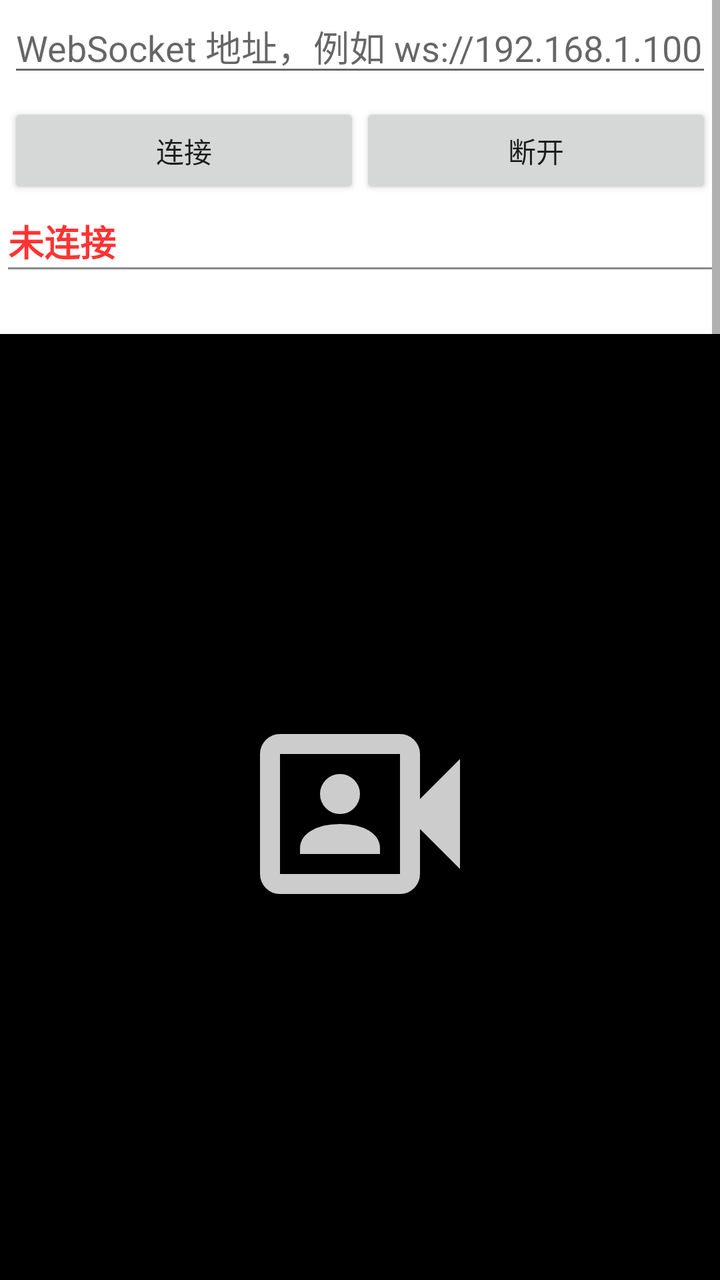
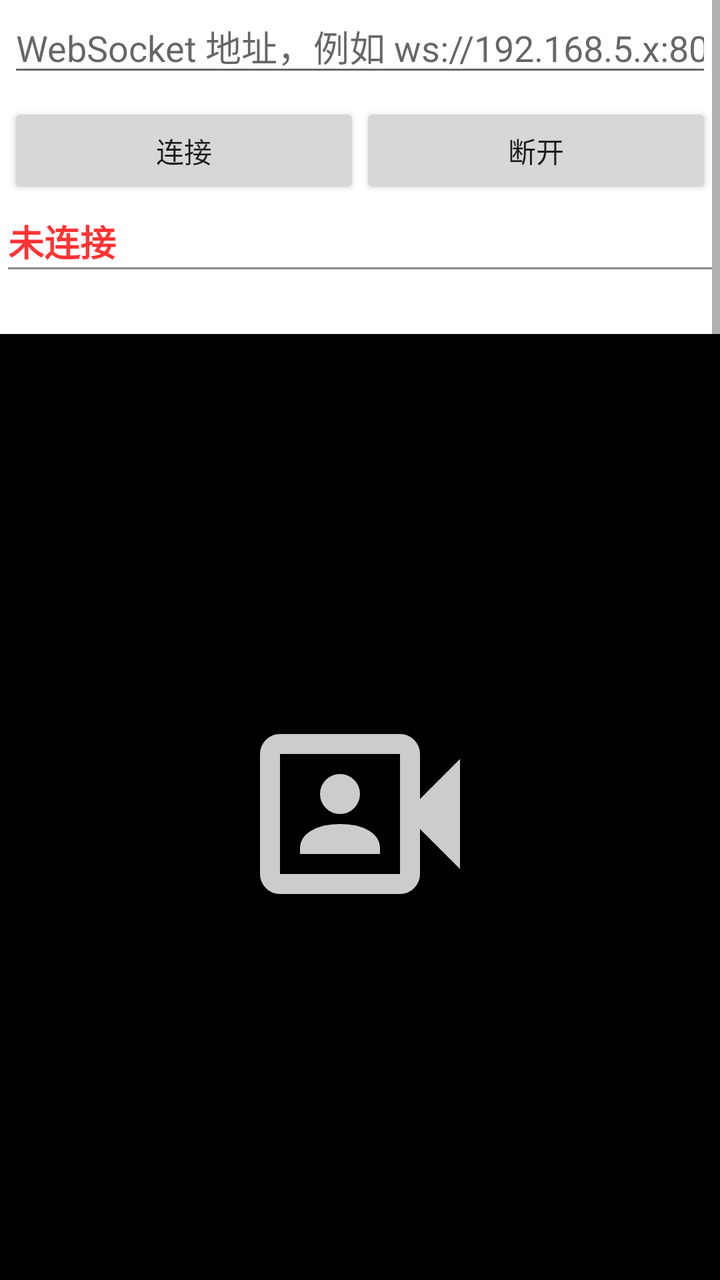

Before-and-after screenshots of an Android layout around one commit, followed by the original layout XML and the change that was made.
<!-- AndroidManifest.xml: activity theme Theme.MyCastDemo -->
<!-- res/layout/activity_receiver.xml -->
<?xml version="1.0" encoding="utf-8"?>
<ScrollView xmlns:android="http://schemas.android.com/apk/res/android"
    xmlns:app="http://schemas.android.com/apk/res-auto"
    xmlns:tools="http://schemas.android.com/tools"
    android:layout_width="match_parent"
    android:layout_height="match_parent"
    android:fillViewport="true"
    tools:ignore="HardcodedText">

    <LinearLayout
        android:layout_width="match_parent"
        android:layout_height="wrap_content"
        android:orientation="vertical">

        <LinearLayout
            android:id="@+id/receiverLeft"
            android:layout_width="match_parent"
            android:layout_height="wrap_content"
            android:background="#ffffff"
            android:orientation="vertical"
            android:paddingStart="4dp"
            android:paddingEnd="4dp"
            app:layout_constraintBottom_toBottomOf="parent"
            app:layout_constraintEnd_toEndOf="@id/receiverGuideline"
            app:layout_constraintStart_toStartOf="parent"
            app:layout_constraintTop_toTopOf="parent">

            <EditText
                android:id="@+id/etUrl"
                android:layout_width="match_parent"
                android:layout_height="wrap_content"
                android:autofillHints=""
                android:hint="WebSocket 地址，例如 ws://192.168.1.100:8080/stream"
                android:inputType="textUri"
                android:maxLines="1" />

            <LinearLayout
                android:layout_width="match_parent"
                android:layout_height="wrap_content"
                android:layout_marginTop="8dp"
                android:orientation="horizontal">

                <Button
                    android:id="@+id/btnConnect"
                    android:layout_width="0dp"
                    android:layout_height="wrap_content"
                    android:layout_weight="1"
                    android:text="连接" />

                <Button
                    android:id="@+id/btnDisconnect"
                    android:layout_width="0dp"
                    android:layout_height="wrap_content"
                    android:layout_weight="1"
                    android:text="断开" />
            </LinearLayout>

            <TextView
                android:id="@+id/tvStatus"
                android:layout_width="match_parent"
                android:layout_height="wrap_content"
                android:layout_marginTop="8dp"
                android:text="未连接"
                android:textColor="#ccff0000"
                android:textSize="18dp"
                android:textStyle="bold"
                tools:ignore="SpUsage" />

            <View
                android:layout_width="match_parent"
                android:layout_height="1dp"
                android:background="#888888" />

            <TextView
                android:id="@+id/tvSizeInfo"
                android:layout_width="match_parent"
                android:layout_height="wrap_content"
                android:layout_marginTop="8dp"
                android:text=""
                android:textSize="18dp"
                tools:ignore="SpUsage" />

        </LinearLayout>

        <FrameLayout
            android:layout_width="match_parent"
            android:layout_height="wrap_content"
            android:orientation="vertical">

            <SurfaceView
                android:id="@+id/surfaceView"
                android:layout_width="match_parent"
                android:layout_height="wrap_content"
                android:keepScreenOn="true"
                app:layout_constraintBottom_toBottomOf="parent"
                app:layout_constraintEnd_toEndOf="parent"
                app:layout_constraintStart_toEndOf="@id/receiverLeft"
                app:layout_constraintTop_toTopOf="parent" />

            <ImageView
                android:id="@+id/surfaceViewPlaceHolder"
                android:layout_width="match_parent"
                android:layout_height="match_parent"
                android:background="#000000"
                android:contentDescription="@null"
                android:padding="180dp"
                android:scaleType="centerCrop"
                android:src="@drawable/ic_camera"
                android:visibility="visible"
                app:layout_constraintBottom_toBottomOf="parent"
                app:layout_constraintEnd_toEndOf="parent"
                app:layout_constraintStart_toEndOf="@id/receiverLeft"
                app:layout_constraintTop_toTopOf="parent" />

        </FrameLayout>

    </LinearLayout>

</ScrollView>
<!-- resources referenced by this layout -->
<resources>
  <!-- drawable ic_camera (drawable) -->
  <vector xmlns:android="http://schemas.android.com/apk/res/android"
      android:width="120dp"
      android:height="120dp"
      android:viewportWidth="24"
      android:viewportHeight="24">
      <path
          android:fillColor="#ccffffff"
          android:pathData="M6,16h8L14,15.45q0,-1.1 -1.1,-1.78T10,13T7.1,13.68T6,15.45L6,16ZM10,12q0.83,0 1.41,-0.59T12,10q0,-0.83 -0.59,-1.41T10,8Q9.18,8 8.59,8.59T8,10t0.59,1.41T10,12ZM4,20q-0.82,0 -1.41,-0.59T2,18L2,6Q2,5.18 2.59,4.59T4,4L16,4q0.82,0 1.41,0.59Q18,5.18 18,6v4.5l4,-4v11l-4,-4L18,18q0,0.82 -0.59,1.41T16,20L4,20ZM4,18L16,18L16,6L4,6L4,18ZM4,18L4,6L4,18Z" />
  </vector>
  <style name="Theme.MyCastDemo" parent="Theme.AppCompat.Light.NoActionBar" />
</resources>

<!-- the commit's change to res/layout/activity_receiver.xml (unified diff, before → after) -->
@@ -30,7 +30,7 @@
                 android:layout_width="match_parent"
                 android:layout_height="wrap_content"
                 android:autofillHints=""
-                android:hint="WebSocket 地址，例如 ws://192.168.1.100:8080/stream"
+                android:hint="WebSocket 地址，例如 ws://192.168.5.x:8080/stream"
                 android:inputType="textUri"
                 android:maxLines="1" />
 
